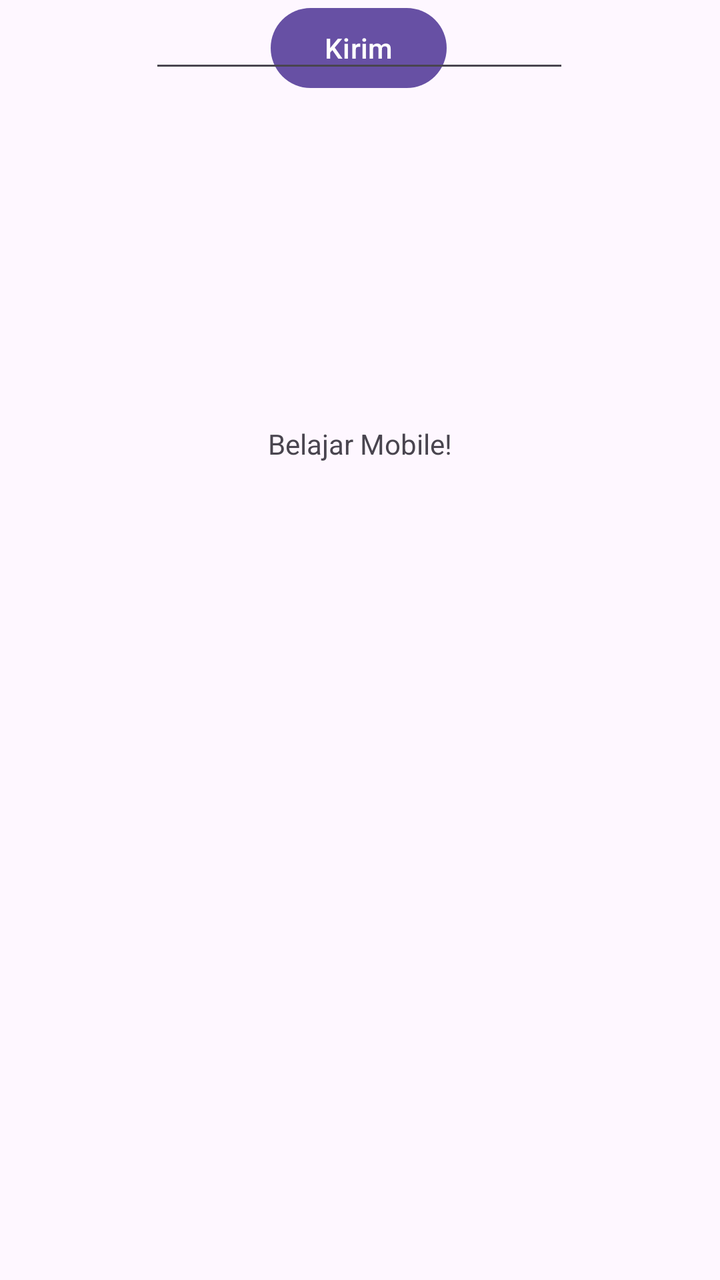
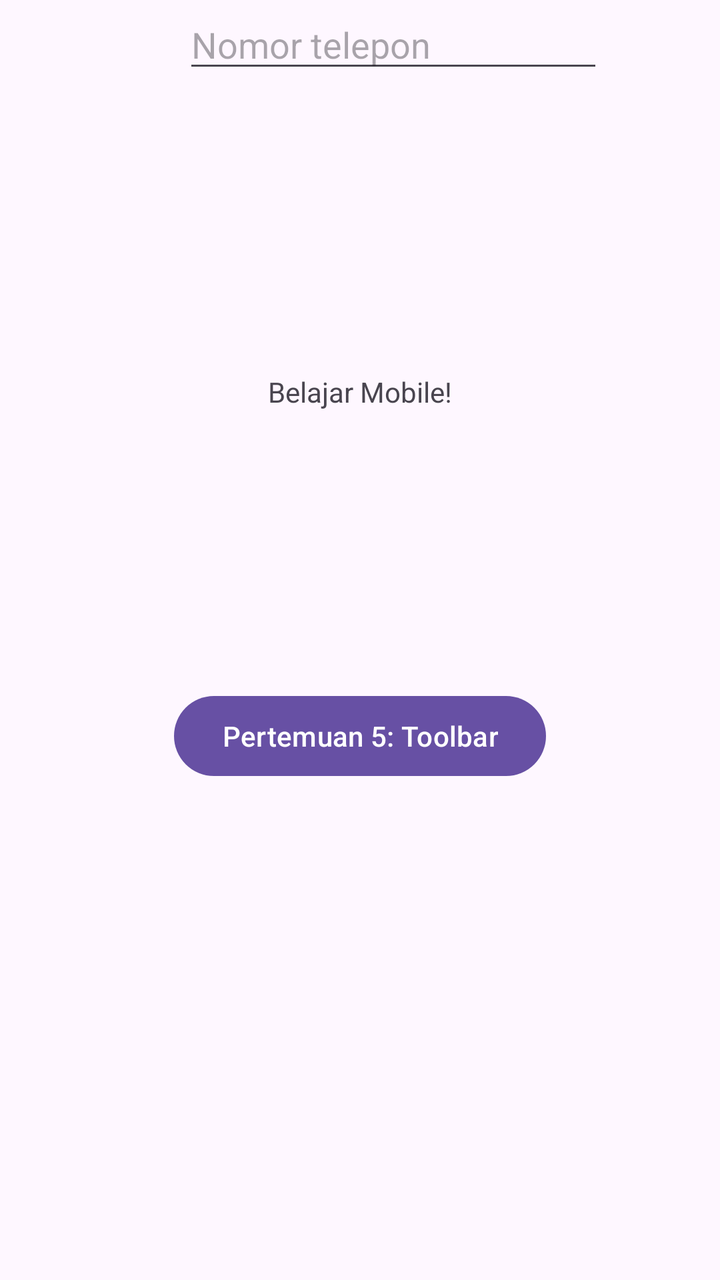

Compare the two renders of this Android layout. The source of the first and the diff that turns it into the second are given below.
<!-- AndroidManifest.xml: application theme Theme.AndesiaApps -->
<!-- res/layout/activity_main.xml -->
<?xml version="1.0" encoding="utf-8"?>
<androidx.constraintlayout.widget.ConstraintLayout xmlns:android="http://schemas.android.com/apk/res/android"
    xmlns:app="http://schemas.android.com/apk/res-auto"
    xmlns:tools="http://schemas.android.com/tools"
    android:id="@+id/main"
    android:layout_width="match_parent"
    android:layout_height="match_parent"
    tools:context=".MainActivity">

    <TextView
        android:layout_width="wrap_content"
        android:layout_height="wrap_content"
        android:text="Belajar Mobile!"
        app:layout_constraintBottom_toBottomOf="parent"
        app:layout_constraintEnd_toEndOf="parent"
        app:layout_constraintStart_toStartOf="parent"
        app:layout_constraintTop_toTopOf="parent"
        app:layout_constraintVertical_bias="0.342" />

    <Button
        android:id="@+id/button"
        android:layout_width="wrap_content"
        android:layout_height="wrap_content"
        android:text="Kirim"
        app:layout_constraintEnd_toEndOf="parent"
        app:layout_constraintHorizontal_bias="0.498"
        app:layout_constraintStart_toStartOf="parent"
        tools:layout_editor_absoluteY="443dp" />

    <EditText
        android:id="@+id/editTextPhone"
        android:layout_width="wrap_content"
        android:layout_height="wrap_content"
        android:ems="10"
        android:inputType="phone"
        app:layout_constraintEnd_toEndOf="parent"
        app:layout_constraintHorizontal_bias="0.497"
        app:layout_constraintStart_toStartOf="parent"
        tools:layout_editor_absoluteY="355dp" />

</androidx.constraintlayout.widget.ConstraintLayout>
<!-- resources referenced by this layout -->
<resources>
  <style name="Theme.AndesiaApps" parent="Base.Theme.AndesiaApps" />
  <style name="Base.Theme.AndesiaApps" parent="Theme.Material3.DayNight.NoActionBar">
          
          
      </style>
</resources>

<!-- the commit's change to res/layout/activity_main.xml (unified diff, before → after) -->
@@ -1,5 +1,6 @@
 <?xml version="1.0" encoding="utf-8"?>
-<androidx.constraintlayout.widget.ConstraintLayout xmlns:android="http://schemas.android.com/apk/res/android"
+<androidx.constraintlayout.widget.ConstraintLayout
+    xmlns:android="http://schemas.android.com/apk/res/android"
     xmlns:app="http://schemas.android.com/apk/res-auto"
     xmlns:tools="http://schemas.android.com/tools"
     android:id="@+id/main"
@@ -8,6 +9,7 @@
     tools:context=".MainActivity">
 
     <TextView
+        android:id="@+id/textView6"
         android:layout_width="wrap_content"
         android:layout_height="wrap_content"
         android:text="Belajar Mobile!"
@@ -15,7 +17,20 @@
         app:layout_constraintEnd_toEndOf="parent"
         app:layout_constraintStart_toStartOf="parent"
         app:layout_constraintTop_toTopOf="parent"
-        app:layout_constraintVertical_bias="0.342" />
+        app:layout_constraintVertical_bias="0.3" />
+
+    <EditText
+        android:id="@+id/editTextPhone"
+        android:layout_width="wrap_content"
+        android:layout_height="wrap_content"
+        android:layout_marginTop="16dp"
+        android:ems="10"
+        android:hint="Nomor telepon"
+        android:inputType="phone"
+        app:layout_constraintEnd_toEndOf="parent"
+        app:layout_constraintHorizontal_bias="0.611"
+        app:layout_constraintStart_toStartOf="parent"
+        app:layout_constraintTop_toBottomOf="@id/button" />
 
     <Button
         android:id="@+id/button"
@@ -23,19 +38,19 @@
         android:layout_height="wrap_content"
         android:text="Kirim"
         app:layout_constraintEnd_toEndOf="parent"
-        app:layout_constraintHorizontal_bias="0.498"
         app:layout_constraintStart_toStartOf="parent"
-        tools:layout_editor_absoluteY="443dp" />
+        app:layout_constraintTop_toBottomOf="@id/editTextPhone"
+        android:layout_marginTop="16dp"/>
 
-    <EditText
-        android:id="@+id/editTextPhone"
+    
+    <Button
+        android:id="@+id/btnToFifth"
         android:layout_width="wrap_content"
         android:layout_height="wrap_content"
-        android:ems="10"
-        android:inputType="phone"
+        android:layout_marginTop="360dp"
+        android:text="Pertemuan 5: Toolbar"
         app:layout_constraintEnd_toEndOf="parent"
-        app:layout_constraintHorizontal_bias="0.497"
         app:layout_constraintStart_toStartOf="parent"
-        tools:layout_editor_absoluteY="355dp" />
+        app:layout_constraintTop_toBottomOf="@id/button" />
 
 </androidx.constraintlayout.widget.ConstraintLayout>
